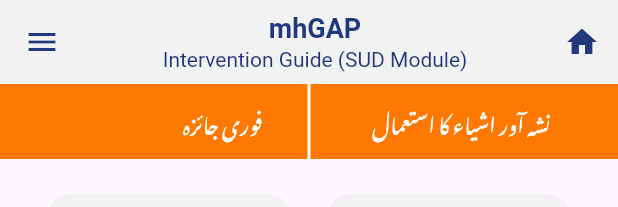
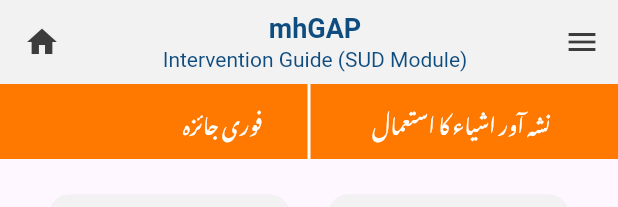
Before and after one commit to Alimazharsultan/ur_mhgap_sud, a Flutter app: the CustomAppBar widget shown alone on an empty page, opened directly, after a tap on the "home" icon, on a phone screen of 412 x 824 dp. Shown: the top 207 px of the screen. Run offline on Flutter 3.47's test engine with Material 3 defaults, Android fonts, the phone set to English and light mode, and no system bars; our stand-ins replace bloc.

Commit message:
app bar fix

```diff
--- a/lib/components/custom_app_bar.dart
+++ b/lib/components/custom_app_bar.dart
@@ -1,6 +1,7 @@
 import 'package:flutter/material.dart';
 import 'package:mhgap_urdu/components/navigation_transition.dart';
 import 'package:mhgap_urdu/screens/home_screen.dart';
+import 'package:mhgap_urdu/utils/colors.dart';
 
 class CustomAppBar extends StatelessWidget implements PreferredSizeWidget {
   final String titleText;
@@ -21,8 +22,10 @@
     return AppBar(
       backgroundColor: const Color.fromRGBO(242, 242, 242, 1),
       leading: IconButton(
-        icon: const Icon(Icons.menu, color: Color.fromRGBO(33, 56, 124, 1)),
-        onPressed: onLeadingPressed,
+        icon: const Icon(Icons.home, color: followupHeadingColor),
+        onPressed: () {
+          navigateWithSlideTransition(context, HomeScreen());
+        },
       ),
       title: Align(
         alignment: Alignment.center,
@@ -31,14 +34,14 @@
             Text(
               titleText,
               style: const TextStyle(
-                  color: Color.fromRGBO(33, 56, 124, 1),
+                  color: headingColor,
                   fontWeight: FontWeight.bold,
                   fontSize: 18),
             ),
             Text(
               subtitleText,
               style: const TextStyle(
-                color: Color.fromRGBO(33, 56, 124, 1),
+                color: headingColor,
                 fontSize: 14,
               ),
             ),
@@ -49,10 +52,8 @@
           [
             IconButton(
               icon:
-                  const Icon(Icons.home, color: Color.fromRGBO(33, 56, 124, 1)),
-              onPressed: () {
-                navigateWithSlideTransition(context, HomeScreen());
-              },
+                  const Icon(Icons.menu, color: followupHeadingColor),
+              onPressed: onLeadingPressed,
             ),
           ],
     );
--- a/lib/screens/home_screen.dart
+++ b/lib/screens/home_screen.dart
@@ -19,17 +19,26 @@
     return Scaffold(
       key: scaffoldKey,
       appBar: CustomAppBar(
-        onLeadingPressed: () => scaffoldKey.currentState?.openDrawer(),
+        onLeadingPressed: () => scaffoldKey.currentState?.openEndDrawer(),
       ),
-      drawer: Drawer(
+      endDrawer: Drawer(
         backgroundColor: Colors.black,
         child: ListView(
           children: [
             ListTile(
-              leading: const Icon(Icons.close, color: sideBarTextColor),
-              title: const Text('Close',
-                  style: TextStyle(color: sideBarTextColor)),
-              onTap: () => scaffoldKey.currentState?.closeDrawer(),
+              leading: null, // Remove leading icon
+              trailing: const Row(
+                mainAxisSize: MainAxisSize.min,
+                children: [
+                  Text(
+                    'Close',
+                    style: TextStyle(color: sideBarTextColor, fontSize: 16),
+                  ),
+                  SizedBox(width: 8),
+                  Icon(Icons.close, color: navigationBarColor),
+                ],
+              ),
+              onTap: () => scaffoldKey.currentState?.closeEndDrawer(),
             ),
             const Divider(color: sideBarTextColor),
             ...cardList.map((card) {
@@ -57,7 +66,7 @@
                     context,
                     HomeScreen(screen: card["screen"] as Widget),
                   );
-                  scaffoldKey.currentState?.closeDrawer();
+                  scaffoldKey.currentState?.closeEndDrawer();
                 },
               );
             }),
```
